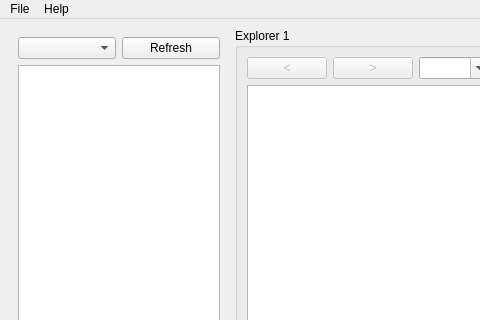
This is src/ui/mainwindow.ui in fverco/Xplorer as Qt 5 draws it before an edit; both pictures show x 0 to 480 and y 0 to 320 of the 786 by 576 pixel window. The edited form follows.
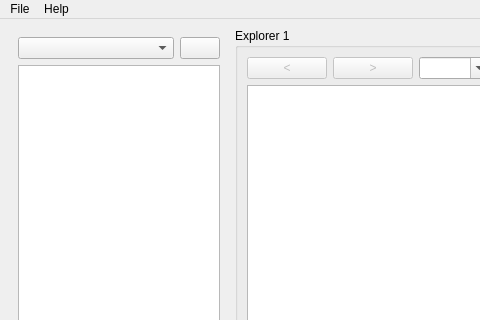
This is the edited form.

Commit message: Add refresh icon to button and legal information

Diff of the .ui file:
```diff
--- a/src/ui/mainwindow.ui
+++ b/src/ui/mainwindow.ui
@@ -42,8 +42,20 @@
                </item>
                <item>
                 <widget class="QPushButton" name="btnRefreshDrives">
+                 <property name="sizePolicy">
+                  <sizepolicy hsizetype="Minimum" vsizetype="Minimum">
+                   <horstretch>0</horstretch>
+                   <verstretch>0</verstretch>
+                  </sizepolicy>
+                 </property>
+                 <property name="maximumSize">
+                  <size>
+                   <width>40</width>
+                   <height>16777215</height>
+                  </size>
+                 </property>
                  <property name="text">
-                  <string>Refresh</string>
+                  <string/>
                  </property>
                 </widget>
                </item>
```
The commit also changes 2 other files.
